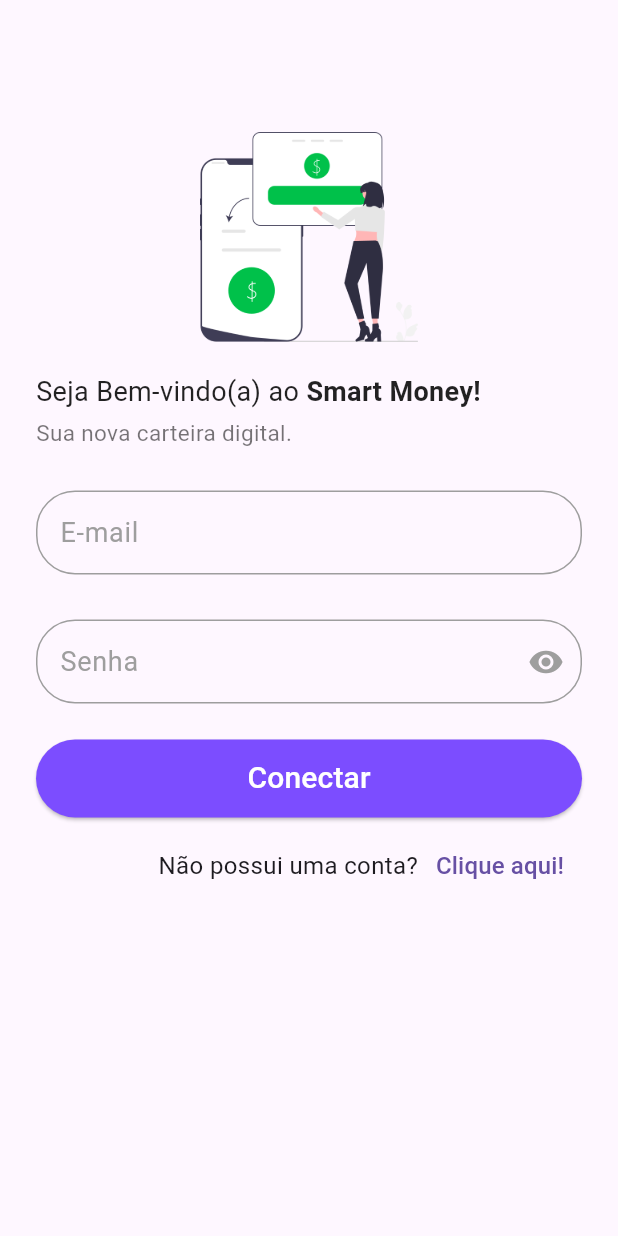
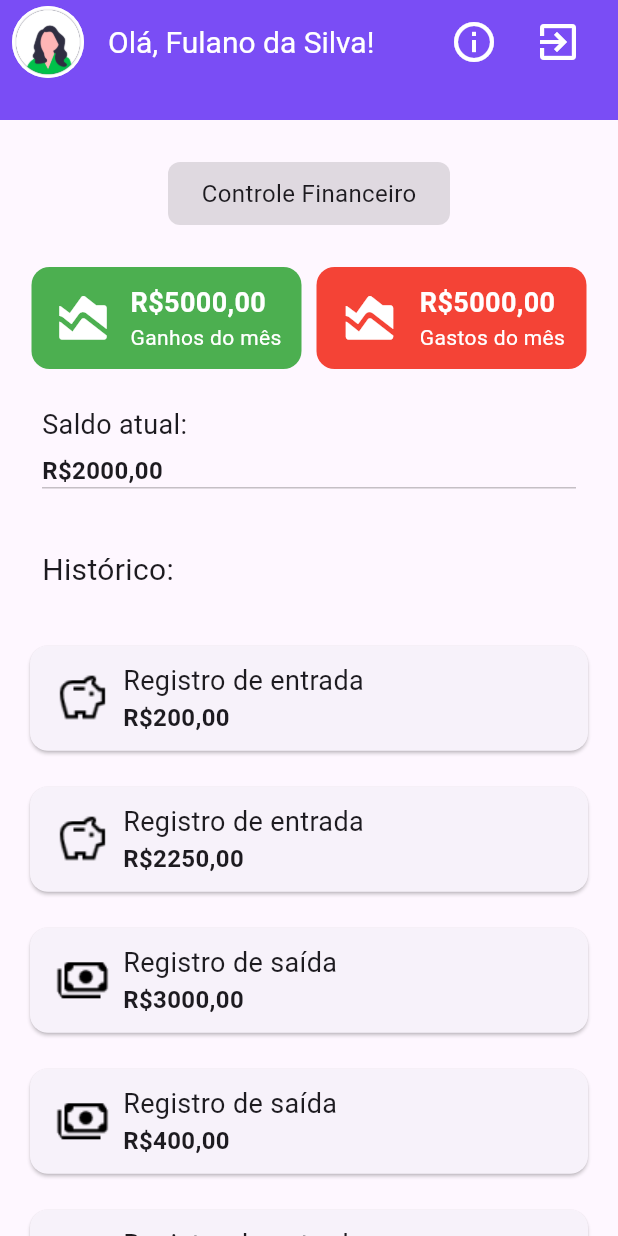
Before and after one commit to leticiabaldin/smart_money_app, a Flutter app: the screen it shows after launch, after a tap on "Conectar", on a phone screen of 412 x 824 dp. Run offline on Flutter 3.47's test engine with Material 2 defaults, Android fonts, the light colour scheme and no system bars; our stand-ins replace go_router.

Commit message:
:sparkles: Add Home page and go Router

```diff
--- /dev/null
+++ b/lib/assets/colors/colors_smart_money.dart
@@ -0,0 +1,5 @@
+import 'package:flutter/material.dart';
+
+class AppColors{
+  //Implementar cores de fora aqui
+}
--- a/lib/main.dart
+++ b/lib/main.dart
@@ -1,24 +1,58 @@
 import 'package:flutter/material.dart';
+import 'package:smart_money_app/pages/create_account_page.dart';
+import 'package:smart_money_app/pages/home_page.dart';
+import 'package:smart_money_app/pages/info_page.dart';
 import 'package:smart_money_app/pages/login_page.dart';
+import 'package:go_router/go_router.dart';
 
 void main() {
   runApp(const MyApp());
 }
 
+final GoRouter _router = GoRouter(
+  routes: <RouteBase>[
+    GoRoute(
+      path: '/',
+      builder: (BuildContext context, GoRouterState state) {
+        return const LoginPage();
+      },
+      routes: [
+        GoRoute(
+          path: 'createAccountPage',
+          builder: (BuildContext context, GoRouterState state) {
+            return const CreateAccountPage();
+          },
+        ),
+        GoRoute(
+          path: 'homePage',
+          builder: (BuildContext context, GoRouterState state) {
+            return const HomePage();
+          },
+        ),
+        GoRoute(
+          path: 'infoPage',
+          builder: (BuildContext context, GoRouterState state) {
+            return const InfoPage();
+          },
+        ),
+      ],
+    ),
+  ],
+);
 class MyApp extends StatelessWidget {
   const MyApp({super.key});
 
   // This widget is the root of your application.
   @override
   Widget build(BuildContext context) {
-    return MaterialApp(
+    return MaterialApp.router(
       title: 'Smart Money',
       debugShowCheckedModeBanner: false,
       theme: ThemeData(
         primarySwatch: Colors.blue,
         useMaterial3: true,
       ),
-      home: const LoginPage(),
+      routerConfig: _router,
     );
   }
 }
--- a/lib/pages/create_account_page.dart
+++ b/lib/pages/create_account_page.dart
@@ -1,5 +1,5 @@
 import 'package:flutter/material.dart';
-import 'package:smart_money_app/pages/login_page.dart';
+import 'package:go_router/go_router.dart';
 
 class CreateAccountPage extends StatefulWidget {
   const CreateAccountPage({Key? key}) : super(key: key);
@@ -15,7 +15,7 @@
       body: SingleChildScrollView(
         child: Container(
           margin: const EdgeInsets.symmetric(
-            vertical: 80,
+            vertical: 72,
             horizontal: 24,
           ),
           child: Column(
@@ -24,20 +24,14 @@
               Row(
                 children: [
                   IconButton(
-                    onPressed: () {
-                      Navigator.of(context).push(
-                        MaterialPageRoute(
-                          builder: (context) => const LoginPage(),
-                        ),
-                      );
-                    },
+                    onPressed: () => context.go('/'),
                     icon: const Icon(Icons.arrow_back_outlined, size: 32),
                   ),
                 ],
               ),
               const Image(
                 image: AssetImage("lib/assets/images/login_page_image.png"),
-                height: 110,
+                height: 120,
               ),
               const SizedBox(
                 height: 16,
@@ -144,9 +138,10 @@
                     fontSize: 18,
                     color: Colors.grey,
                   ),
-                  suffixIcon: const Icon(
-                    Icons.remove_red_eye_rounded,
+                  suffixIcon: IconButton(
+                    icon: const Icon(Icons.remove_red_eye_rounded),
                     color: Colors.grey,
+                    onPressed: () {},
                   ),
                   enabledBorder: OutlineInputBorder(
                     borderSide: const BorderSide(
@@ -204,7 +199,7 @@
                 children: const [
                   Image(
                       image: AssetImage("lib/assets/images/credit_card.png"),
-                      height: 110),
+                      height: 120),
                 ],
               ),
             ],
--- /dev/null
+++ b/lib/pages/home_page.dart
@@ -0,0 +1,460 @@
+import 'package:flutter/material.dart';
+import 'package:go_router/go_router.dart';
+
+class HomePage extends StatefulWidget {
+  const HomePage({Key? key}) : super(key: key);
+
+  @override
+  State<HomePage> createState() => _HomePageState();
+}
+
+class _HomePageState extends State<HomePage> {
+  @override
+  Widget build(BuildContext context) {
+    return Scaffold(
+      appBar: PreferredSize(
+        preferredSize: const Size.fromHeight(80),
+        child: AppBar(
+          elevation: 6,
+          backgroundColor: Colors.deepPurpleAccent,
+          leading: Container(
+            margin: const EdgeInsets.only(left: 8),
+            child: const CircleAvatar(
+              foregroundImage:
+                  AssetImage('lib/assets/images/female_avatar.png'),
+            ),
+          ),
+          title: const Text(
+            'Olá, Fulano da Silva!',
+            style: TextStyle(
+              color: Colors.white,
+              fontSize: 20,
+            ),
+          ),
+          actions: [
+            IconButton(
+              onPressed: () => context.go('/infoPage'),
+              icon: const Icon(
+                Icons.info_outline,
+                color: Colors.white,
+                size: 32,
+              ),
+            ),
+            const SizedBox(
+              width: 8,
+            ),
+            IconButton(
+              onPressed: () {
+                showModalBottomSheet(
+                  context: context,
+                  builder: (BuildContext context) {
+                    return Container(
+                      height: 240,
+                      child: Column(
+                        children: [
+                          Container(
+                            margin: const EdgeInsets.symmetric(
+                              vertical: 28,
+                              horizontal: 50,
+                            ),
+                            alignment: Alignment.center,
+                            child: const Text(
+                              'Tem certeza que deseja sair do aplicativo?',
+                              style: TextStyle(
+                                fontSize: 20,
+                              ),
+                            ),
+                          ),
+                          Row(
+                            mainAxisAlignment: MainAxisAlignment.spaceEvenly,
+                            children: [
+                              ElevatedButton(
+                                onPressed: () {
+                                  context.go('/');
+                                },
+                                style: ElevatedButton.styleFrom(
+                                    backgroundColor: Colors.black12,
+                                    padding: const EdgeInsets.symmetric(
+                                      vertical: 10,
+                                      horizontal: 24,
+                                    )),
+                                child: const Text(
+                                  'Confirmar',
+                                  style: TextStyle(
+                                    color: Colors.white,
+                                    fontSize: 20,
+                                  ),
+                                ),
+                              ),
+                              ElevatedButton(
+                                onPressed: () => Navigator.pop(context),
+                                style: ElevatedButton.styleFrom(
+                                    backgroundColor: Colors.red,
+                                    padding: const EdgeInsets.symmetric(
+                                      vertical: 10,
+                                      horizontal: 24,
+                                    )),
+                                child: const Text(
+                                  'Cancelar',
+                                  style: TextStyle(
+                                    color: Colors.white,
+                                    fontSize: 20,
+                                  ),
+                                ),
+                              ),
+                            ],
+                          )
+                        ],
+                      ),
+                    );
+                  },
+                );
+              },
+              icon: const Icon(
+                Icons.exit_to_app_outlined,
+                color: Colors.white,
+                size: 32,
+              ),
+            ),
+            const SizedBox(
+              width: 16,
+            ),
+          ],
+        ),
+      ),
+      body: Column(
+        children: [
+          Container(
+            margin: const EdgeInsets.symmetric(vertical: 28, horizontal: 0),
+            height: 42,
+            width: 188,
+            decoration: BoxDecoration(
+              borderRadius: BorderRadius.circular(8),
+              color: Colors.black12,
+            ),
+            child: const Align(
+              alignment: Alignment.center,
+              child: Text(
+                'Controle Financeiro',
+                style: TextStyle(fontSize: 16),
+              ),
+            ),
+          ),
+          Container(
+            margin: const EdgeInsets.symmetric(
+              vertical: 0,
+              horizontal: 16,
+            ),
+            child: Row(
+              mainAxisAlignment: MainAxisAlignment.spaceAround,
+              children: [
+                Container(
+                  height: 68,
+                  width: 180,
+                  decoration: BoxDecoration(
+                      color: Colors.green,
+                      borderRadius: BorderRadius.circular(12)),
+                  child: Padding(
+                    padding: const EdgeInsets.all(8.0),
+                    child: Row(
+                      mainAxisAlignment: MainAxisAlignment.spaceAround,
+                      children: [
+                        const Icon(
+                          Icons.area_chart_rounded,
+                          color: Colors.white,
+                          size: 42,
+                        ),
+                        Column(
+                          crossAxisAlignment: CrossAxisAlignment.start,
+                          mainAxisAlignment: MainAxisAlignment.center,
+                          children: const [
+                            Text(
+                              'R\$5000,00',
+                              style: TextStyle(
+                                color: Colors.white,
+                                fontSize: 18,
+                                fontWeight: FontWeight.w700,
+                              ),
+                            ),
+                            Text(
+                              'Ganhos do mês',
+                              style: TextStyle(
+                                color: Colors.white,
+                                fontSize: 14,
+                                //fontWeight: FontWeight.w600,
+                              ),
+                            ),
+                          ],
+                        )
+                      ],
+                    ),
+                  ),
+                ),
+                Container(
+                  height: 68,
+                  width: 180,
+                  decoration: BoxDecoration(
+                      color: Colors.red,
+                      borderRadius: BorderRadius.circular(12)),
+                  child: Padding(
+                    padding: const EdgeInsets.all(8.0),
+                    child: Row(
+                      mainAxisAlignment: MainAxisAlignment.spaceAround,
+                      children: [
+                        const Icon(
+                          Icons.area_chart_rounded,
+                          color: Colors.white,
+                          size: 42,
+                        ),
+                        Column(
+                          crossAxisAlignment: CrossAxisAlignment.start,
+                          mainAxisAlignment: MainAxisAlignment.center,
+                          children: const [
+                            Text(
+                              'R\$5000,00',
+                              style: TextStyle(
+                                color: Colors.white,
+                                fontSize: 18,
+                                fontWeight: FontWeight.w700,
+                              ),
+                            ),
+                            Text(
+                              'Gastos do mês',
+                              style: TextStyle(
+                                color: Colors.white,
+                                fontSize: 14,
+                                //fontWeight: FontWeight.w600,
+                              ),
+                            ),
+                          ],
+                        ),
+                      ],
+                    ),
+                  ),
+                ),
+              ],
+            ),
+          ),
+          Container(
+            margin: const EdgeInsets.symmetric(vertical: 24, horizontal: 28),
+            child: Column(
+              crossAxisAlignment: CrossAxisAlignment.start,
+              children: [
+                const Text(
+                  'Saldo atual:',
+                  style: TextStyle(
+                    fontSize: 18,
+                  ),
+                ),
+                const SizedBox(
+                  height: 6,
+                ),
+                const Text(
+                  'R\$2000,00',
+                  style: TextStyle(
+                    fontSize: 16,
+                    fontWeight: FontWeight.w600,
+                  ),
+                ),
+                SizedBox(
+                  height: 0.5,
+                  child: Container(
+                    color: Colors.black45,
+                  ),
+                ),
+                const SizedBox(height: 40),
+                const Text(
+                  'Histórico:',
+                  style: TextStyle(
+                    fontSize: 20,
+                  ),
+                ),
+              ],
+            ),
+          ),
+          Expanded(
+            child: ListView(
+              children: [
+                Container(
+                  margin: const EdgeInsets.symmetric(
+                    vertical: 8,
+                    horizontal: 16,
+                  ),
+                  child: Card(
+                    child: Padding(
+                      padding: const EdgeInsets.all(8),
+                      child: Row(
+                        children: [
+                          const Image(
+                            image:
+                                AssetImage('lib/assets/images/pig_image.png'),height: 54,
+                          ),
+                          Column(
+                            crossAxisAlignment: CrossAxisAlignment.start,
+                            children: const [
+                              Text(
+                                'Registro de entrada',
+                                style: TextStyle(
+                                  fontSize: 18,
+                                ),
+                              ),
+                              Text(
+                                'R\$200,00',
+                                style: TextStyle(
+                                    fontSize: 16, fontWeight: FontWeight.w600),
+                              ),
+                            ],
+                          ),
+                        ],
+                      ),
+                    ),
+                  ),
+                ),
+                Container(
+                  margin: const EdgeInsets.symmetric(
+                    vertical: 8,
+                    horizontal: 16,
+                  ),
+                  child: Card(
+                    child: Padding(
+                      padding: const EdgeInsets.all(8),
+                      child: Row(
+                        children: [
+                          const Image(
+                            image:
+                            AssetImage('lib/assets/images/pig_image.png'),height: 54,
+                          ),
+                          Column(
+                            crossAxisAlignment: CrossAxisAlignment.start,
+                            children: const [
+                              Text(
+                                'Registro de entrada',
+                                style: TextStyle(
+                                  fontSize: 18,
+                                ),
+                              ),
+                              Text(
+                                'R\$2250,00',
+                                style: TextStyle(
+                                    fontSize: 16, fontWeight: FontWeight.w600),
+                              ),
+                            ],
+                          ),
+                        ],
+                      ),
+                    ),
+                  ),
+                ),
+                Container(
+                  margin: const EdgeInsets.symmetric(
+                    vertical: 8,
+                    horizontal: 16,
+                  ),
+                  child: Card(
+                    child: Padding(
+                      padding: const EdgeInsets.all(8),
+                      child: Row(
+                        children: [
+                          const Image(
+                            image:
+                            AssetImage('lib/assets/images/money_image.png'),height: 54,
+                          ),
+                          Column(
+                            crossAxisAlignment: CrossAxisAlignment.start,
+                            children: const [
+                              Text(
+                                'Registro de saída',
+                                style: TextStyle(
+                                  fontSize: 18,
+                                ),
+                              ),
+                              Text(
+                                'R\$3000,00',
+                                style: TextStyle(
+                                    fontSize: 16, fontWeight: FontWeight.w600),
+                              ),
+                            ],
+                          ),
+                        ],
+                      ),
+                    ),
+                  ),
+                ),
+                Container(
+                  margin: const EdgeInsets.symmetric(
+                    vertical: 8,
+                    horizontal: 16,
+                  ),
+                  child: Card(
+                    child: Padding(
+                      padding: const EdgeInsets.all(8),
+                      child: Row(
+                        children: [
+                          const Image(
+                            image:
+                            AssetImage('lib/assets/images/money_image.png'),height: 54,
+                          ),
+                          Column(
+                            crossAxisAlignment: CrossAxisAlignment.start,
+                            children: const [
+                              Text(
+                                'Registro de saída',
+                                style: TextStyle(
+                                  fontSize: 18,
+                                ),
+                              ),
+                              Text(
+                                'R\$400,00',
+                                style: TextStyle(
+                                    fontSize: 16, fontWeight: FontWeight.w600),
+                              ),
+                            ],
+                          ),
+                        ],
+                      ),
+                    ),
+                  ),
+                ),
+                Container(
+                  margin: const EdgeInsets.symmetric(
+                    vertical: 8,
+                    horizontal: 16,
+                  ),
+                  child: Card(
+                    child: Padding(
+                      padding: const EdgeInsets.all(8),
+                      child: Row(
+                        children: [
+                          const Image(
+                            image:
+                            AssetImage('lib/assets/images/pig_image.png'),height: 54,
+                          ),
+                          Column(
+                            crossAxisAlignment: CrossAxisAlignment.start,
+                            children: const [
+                              Text(
+                                'Registro de entrada',
+                                style: TextStyle(
+                                  fontSize: 18,
+                                ),
+                              ),
+                              Text(
+                                'R\$200,00',
+                                style: TextStyle(
+                                    fontSize: 16, fontWeight: FontWeight.w600),
+                              ),
+                            ],
+                          ),
+                        ],
+                      ),
+                    ),
+                  ),
+                ),
+              ],
+            ),
+          )
+        ],
+      ),
+    );
+  }
+}
--- /dev/null
+++ b/lib/pages/info_page.dart
@@ -0,0 +1,38 @@
+import 'package:flutter/material.dart';
+import 'package:go_router/go_router.dart';
+
+class InfoPage extends StatefulWidget {
+  const InfoPage({Key? key}) : super(key: key);
+
+  @override
+  State<InfoPage> createState() => _InfoPageState();
+}
+
+class _InfoPageState extends State<InfoPage> {
+  @override
+  Widget build(BuildContext context) {
+    return  Scaffold(
+      body: Padding(
+        padding: const EdgeInsets.all(32),
+        child: Column(
+          children: [
+            Row(
+              children: [
+                IconButton(
+                  onPressed: () => context.go('/homePage'),
+                  icon: const Icon(Icons.arrow_back_outlined, size: 32),
+                ),
+              ],
+            ),
+            const Text(
+              'Informações sobre o App aqui',
+              style: TextStyle(
+                fontSize: 18
+              ),
+            ),
+          ],
+        ),
+      ),
+    );
+  }
+}
--- a/lib/pages/login_page.dart
+++ b/lib/pages/login_page.dart
@@ -1,5 +1,5 @@
 import 'package:flutter/material.dart';
-import 'package:smart_money_app/pages/create_account_page.dart';
+import 'package:go_router/go_router.dart';
 
 class LoginPage extends StatefulWidget {
   const LoginPage({Key? key}) : super(key: key);
@@ -106,9 +106,10 @@
                   fontSize: 18,
                   color: Colors.grey,
                 ),
-                suffixIcon: const Icon(
-                  Icons.remove_red_eye_rounded,
+                suffixIcon: IconButton(
+                  icon: const Icon(Icons.remove_red_eye_rounded),
                   color: Colors.grey,
+                  onPressed: () {},
                 ),
                 enabledBorder: OutlineInputBorder(
                   borderSide: const BorderSide(
@@ -145,7 +146,7 @@
               width: double.maxFinite,
               height: 52,
               child: ElevatedButton(
-                onPressed: () {},
+                onPressed: () => context.go('/homePage'),
                 style: ElevatedButton.styleFrom(
                     alignment: Alignment.center,
                     backgroundColor: Colors.deepPurpleAccent),
@@ -169,13 +170,7 @@
                   ),
                 ),
                 TextButton(
-                  onPressed: () {
-                    Navigator.of(context).push(
-                      MaterialPageRoute(
-                        builder: (context) => const CreateAccountPage(),
-                      ),
-                    );
-                  },
+                  onPressed: () => context.go('/createAccountPage'),
                   child: const Text(
                     'Clique aqui!',
                     style: TextStyle(
--- a/pubspec.yaml
+++ b/pubspec.yaml
@@ -30,6 +30,7 @@
 dependencies:
   flutter:
     sdk: flutter
+  go_router: ^7.1.1
 
 
   # The following adds the Cupertino Icons font to your application.
```
Also changed, not shown: lib/assets/images/female_avatar.png (added), lib/assets/images/money_image.png (added), lib/assets/images/pig_image.png (added), lib/assets/images/profile-img.webp (added), pubspec.lock.
